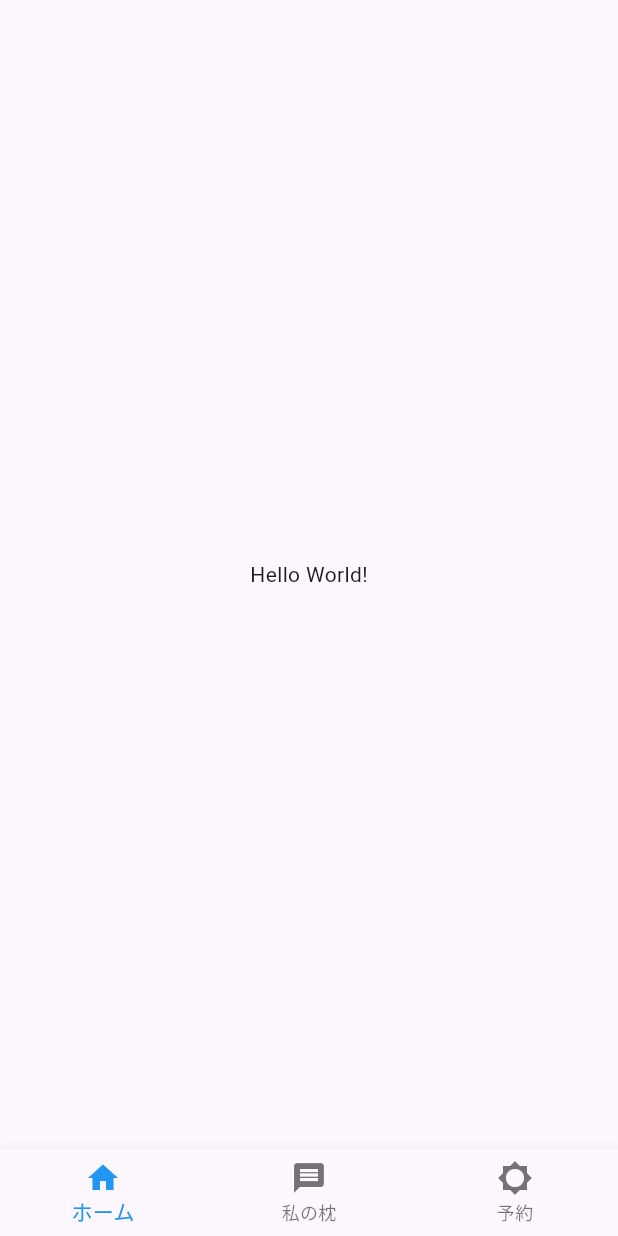
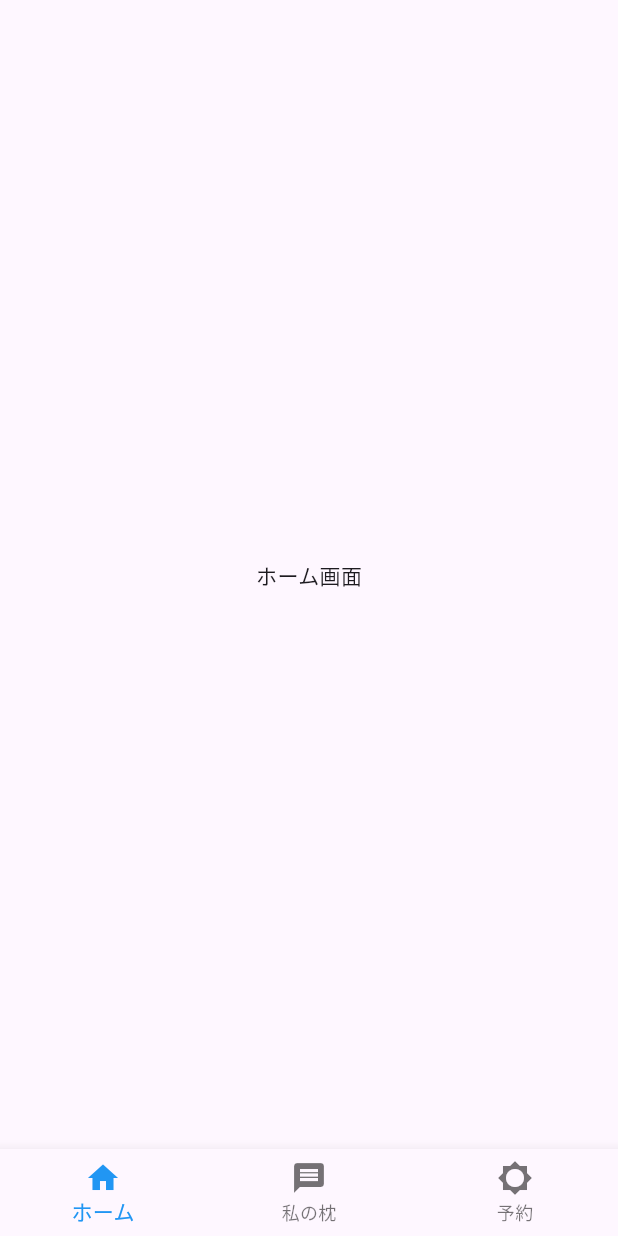
Before and after one commit to miyuu2003/h_flutter_app, a Flutter app: the screen it shows after launch, on a phone screen of 412 x 824 dp. Run offline on Flutter 3.47's test engine with Material 3 defaults, Android fonts, the phone set to English and light mode, and no system bars.

Commit message:
ページ遷移を可能にし、それぞれにスクリーンを設けました。

```diff
--- a/hakkason_team_h/lib/main.dart
+++ b/hakkason_team_h/lib/main.dart
@@ -1,20 +1,35 @@
 import 'package:flutter/material.dart';
+import 'screens/reservation_view.dart';
+import 'screens/mymakura_view.dart';
 
 void main() {
   runApp(const MainApp());
 }
 
-class MainApp extends StatelessWidget {
+class MainApp extends StatefulWidget {
   const MainApp({super.key});
 
+  @override
+  State<MainApp> createState() => _MainAppState();
+}
+
+class _MainAppState extends State<MainApp>{
+  int _selectedIndex = 0;
   @override
   Widget build(BuildContext context) {
     return MaterialApp(
       home: Scaffold(
-        body: Center(
-          child: Text('Hello World!'),
+        body: IndexedStack(
+          index: _selectedIndex,
+          children : const [
+            Center(child: Text('ホーム画面')),
+            MymakuraView(),
+            ReservationView(),
+          ],
         ),
         bottomNavigationBar: BottomNavigationBar(
+          currentIndex: _selectedIndex,
+          onTap: (i) =>setState(() => _selectedIndex = i),
           items: const <BottomNavigationBarItem>[
             BottomNavigationBarItem(
               icon: Icon(Icons.home),
```
Also changed, not shown: hakkason_team_h/lib/screens/mymakura_view.dart (added, +19 -0 lines), hakkason_team_h/lib/screens/reservation_view.dart (added, +19 -0 lines).
